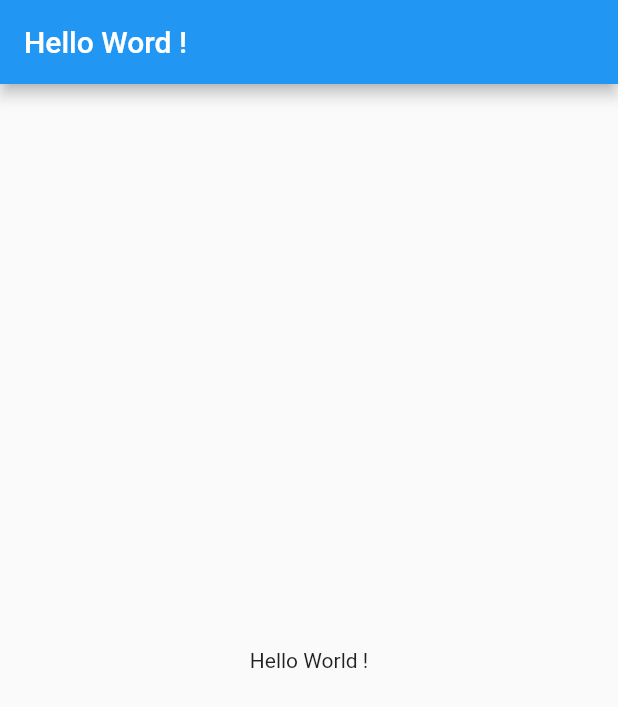
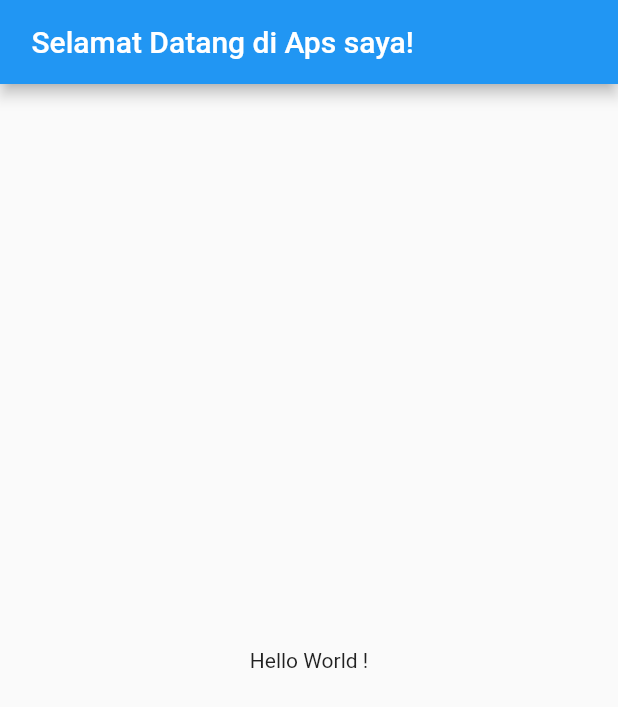
Before and after one commit to bimoadis/cobaandro, a Flutter app: the screen it shows after launch, on a phone screen of 412 x 824 dp. Shown: the top 707 px of the screen. Run offline on Flutter 3.47's test engine with Material 2 defaults, Android fonts, the phone set to English and light mode, and no system bars.

Commit message:
new file:   Flutter_awal 	new file:   Flutter_pertama 	modified:   lib/main.dart

```diff
--- a/lib/main.dart
+++ b/lib/main.dart
@@ -11,7 +11,7 @@ class myApp extends StatelessWidget {
       debugShowCheckedModeBanner: false,
       home: Scaffold(
           appBar: AppBar(
-            title: Text('Hello Word !'),
+            title: Text(' Selamat Datang di Aps saya!'),
           ),
           body: Center(
             child: Text('Hello World !'),
```
